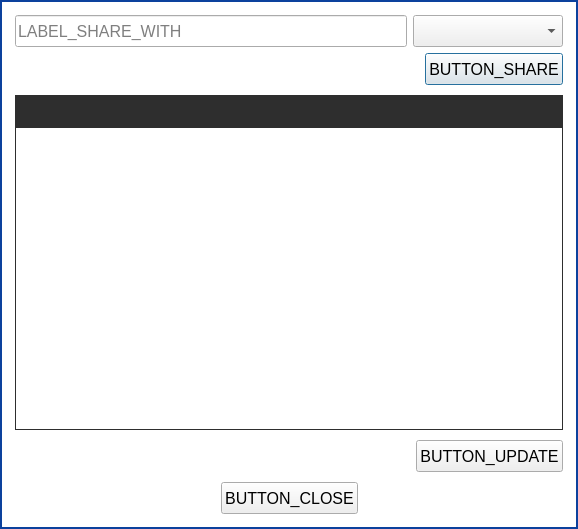
Qt form parsec/core/gui/forms/workspace_sharing_dialog.ui (Scille/parsec-cloud) before a commit.
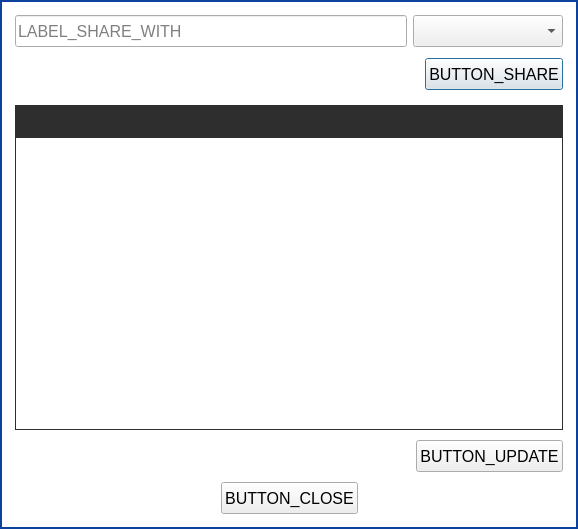
The same form after that commit. Custom widgets are drawn as their Qt base class.

Commit message: [GUI] Fixed workspace reencryption display

Diff of the .ui file:
```diff
--- a/parsec/core/gui/forms/workspace_sharing_dialog.ui
+++ b/parsec/core/gui/forms/workspace_sharing_dialog.ui
@@ -121,10 +121,10 @@
          <item>
           <layout class="QHBoxLayout" name="horizontalLayout_2">
            <property name="topMargin">
-            <number>0</number>
+            <number>5</number>
            </property>
            <property name="bottomMargin">
-            <number>0</number>
+            <number>5</number>
            </property>
            <item>
             <spacer name="horizontalSpacer_2">
@@ -153,18 +153,15 @@
               </font>
              </property>
              <property name="layoutDirection">
-              <enum>Qt::RightToLeft</enum>
-             </property>
-             <property name="styleSheet">
-              <string notr="true"/>
+              <enum>Qt::LeftToRight</enum>
              </property>
              <property name="text">
               <string>BUTTON_SHARE</string>
              </property>
              <property name="iconSize">
               <size>
-               <width>20</width>
-               <height>20</height>
+               <width>16</width>
+               <height>16</height>
               </size>
              </property>
             </widget>
@@ -252,7 +249,7 @@
               <x>0</x>
               <y>0</y>
               <width>548</width>
-              <height>295</height>
+              <height>287</height>
              </rect>
             </property>
             <property name="styleSheet">
```
The commit also changes 4 other files.
